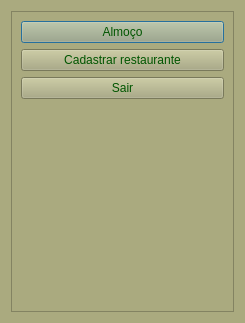
Before: the Qt Designer form ui/menu.ui in tiagopascal/Almoco, drawn with Qt 5.
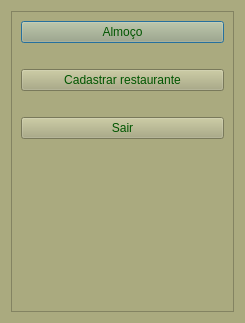
After: the same form once the commit is applied.

The edit to the form file:
```diff
--- a/ui/menu.ui
+++ b/ui/menu.ui
@@ -36,21 +36,21 @@
           </property>
          </widget>
         </item>
-        <item row="1" column="0">
+        <item row="2" column="0">
          <widget class="QPushButton" name="pushButton_cadRestaurante">
           <property name="text">
            <string>Cadastrar restaurante</string>
           </property>
          </widget>
         </item>
-        <item row="2" column="0">
+        <item row="4" column="0">
          <widget class="QPushButton" name="pushButton_Sair">
           <property name="text">
            <string>Sair</string>
           </property>
          </widget>
         </item>
-        <item row="3" column="0">
+        <item row="5" column="0">
          <spacer name="verticalSpacer">
           <property name="orientation">
            <enum>Qt::Vertical</enum>
@@ -63,6 +63,32 @@
           </property>
          </spacer>
         </item>
+        <item row="1" column="0">
+         <spacer name="horizontalSpacer">
+          <property name="orientation">
+           <enum>Qt::Horizontal</enum>
+          </property>
+          <property name="sizeHint" stdset="0">
+           <size>
+            <width>40</width>
+            <height>20</height>
+           </size>
+          </property>
+         </spacer>
+        </item>
+        <item row="3" column="0">
+         <spacer name="horizontalSpacer_2">
+          <property name="orientation">
+           <enum>Qt::Horizontal</enum>
+          </property>
+          <property name="sizeHint" stdset="0">
+           <size>
+            <width>40</width>
+            <height>20</height>
+           </size>
+          </property>
+         </spacer>
+        </item>
        </layout>
       </item>
      </layout>
```
